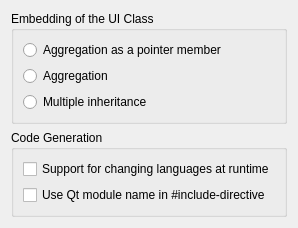
Qt form src/plugins/designer/cpp/cppsettingspagewidget.ui (qt-creator/qt-creator) before a commit.
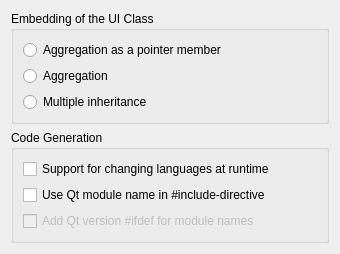
The same form after that commit.

Commit message: Changed code generation for form classes to do a Qt version check

What changed in the file:
```diff
--- a/src/plugins/designer/cpp/cppsettingspagewidget.ui
+++ b/src/plugins/designer/cpp/cppsettingspagewidget.ui
@@ -2,6 +2,14 @@
 <ui version="4.0">
  <class>Designer::Internal::CppSettingsPageWidget</class>
  <widget class="QWidget" name="Designer::Internal::CppSettingsPageWidget">
+  <property name="geometry">
+   <rect>
+    <x>0</x>
+    <y>0</y>
+    <width>340</width>
+    <height>232</height>
+   </rect>
+  </property>
   <property name="windowTitle">
    <string>Form</string>
   </property>
@@ -62,6 +70,16 @@
         </property>
        </widget>
       </item>
+      <item>
+       <widget class="QCheckBox" name="addQtVersionCheckBox">
+        <property name="enabled">
+         <bool>false</bool>
+        </property>
+        <property name="text">
+         <string>Add Qt version #ifdef for module names</string>
+        </property>
+       </widget>
+      </item>
      </layout>
     </widget>
    </item>
```
The commit also changes 5 other files.
